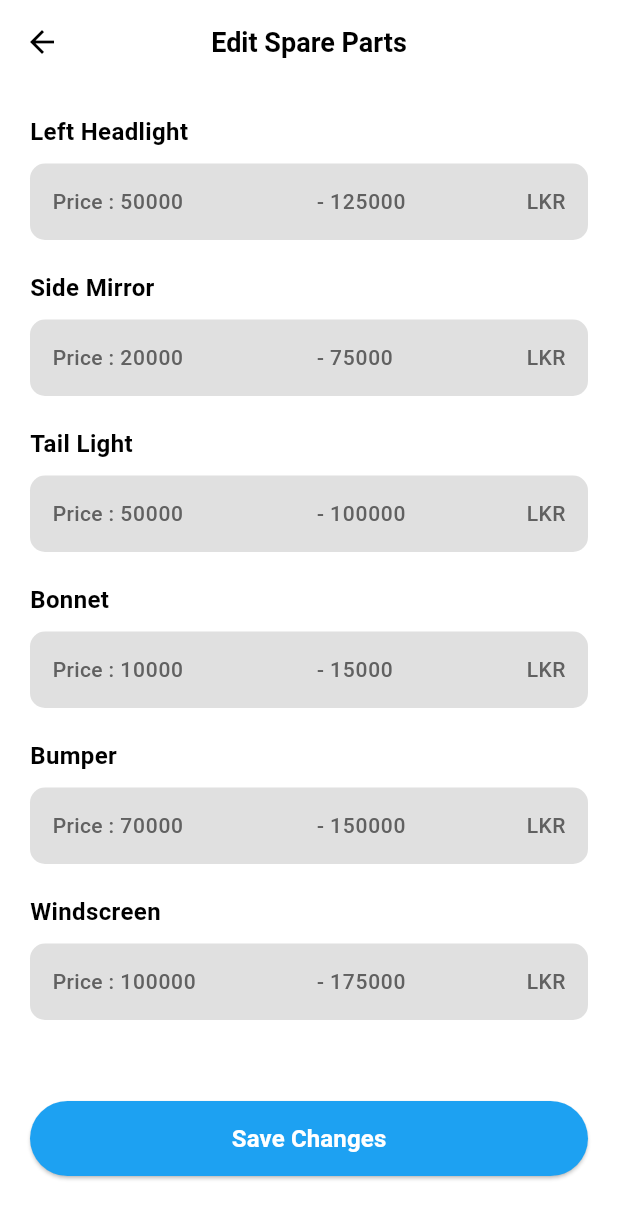
After one commit to Kanesha25/AMS, a Flutter app: the screen it shows once a user with an empty profile is signed in, item 2 of the bottom bar chosen, scrolled down 122 dp, after a tap on "Edit Spare Parts", on a phone screen of 412 x 824 dp. The commit adds this screen. Shown: the top 1219 px of the screen. Run offline on Flutter 3.47's test engine with Material 3 defaults, Android fonts, the light colour scheme and no system bars; our stand-ins replace cloud_firestore, firebase_auth, firebase_core; accounts and stored records are empty.

Commit message:
add new screen as a spare parts

```diff
--- /dev/null
+++ b/lib/models/spare_part_model.dart
@@ -0,0 +1,23 @@
+class SparePart {
+  String name;
+  int minPrice;
+  int maxPrice;
+
+  SparePart({
+    required this.name,
+    required this.minPrice,
+    required this.maxPrice,
+  });
+
+  SparePart copyWith({
+    String? name,
+    int? minPrice,
+    int? maxPrice,
+  }) {
+    return SparePart(
+      name: name ?? this.name,
+      minPrice: minPrice ?? this.minPrice,
+      maxPrice: maxPrice ?? this.maxPrice,
+    );
+  }
+}
--- a/lib/screens/home/home_screen.dart
+++ b/lib/screens/home/home_screen.dart
@@ -1,6 +1,7 @@
 import 'package:flutter/material.dart';
 import 'package:firebase_auth/firebase_auth.dart';
 import 'package:cloud_firestore/cloud_firestore.dart';
+import 'package:my_app/screens/home/spare_parts.dart';
 import '../../services/auth_service.dart';
 import '../../services/database_service.dart';
 import '../../models/accident_model.dart';
@@ -276,9 +277,16 @@ class _HomeScreenState extends State<HomeScreen> {
       bottomNavigationBar: BottomNavigationBar(
         currentIndex: _selectedIndex,
         onTap: (index) {
-          setState(() {
-            _selectedIndex = index;
-          });
+          if (index == 1) { // Spare Parts tab
+            Navigator.push(
+              context,
+              MaterialPageRoute(builder: (context) => SparePartsScreen()),
+            );
+          } else {
+            setState(() {
+              _selectedIndex = index;
+            });
+          }
         },
         items: [
           BottomNavigationBarItem(
--- /dev/null
+++ b/lib/screens/home/spare_parts.dart
@@ -0,0 +1,221 @@
+import 'package:flutter/material.dart';
+import '../../models/spare_part_model.dart';
+import 'spare_parts_edit.dart';
+
+
+class SparePartsScreen extends StatefulWidget {
+  @override
+  _SparePartsScreenState createState() => _SparePartsScreenState();
+}
+
+class _SparePartsScreenState extends State<SparePartsScreen> {
+  final TextEditingController _searchController = TextEditingController();
+  List<SparePart> _allSpareParts = [];
+  List<SparePart> _filteredSpareParts = [];
+
+  @override
+  void initState() {
+    super.initState();
+    _initializeSpareParts();
+    _filteredSpareParts = _allSpareParts;
+  }
+
+  void _initializeSpareParts() {
+    _allSpareParts = [
+      SparePart(
+        name: 'Left Headlight',
+        minPrice: 50000,
+        maxPrice: 125000,
+      ),
+      SparePart(
+        name: 'Side Mirror',
+        minPrice: 20000,
+        maxPrice: 75000,
+      ),
+      SparePart(
+        name: 'Tail Light',
+        minPrice: 50000,
+        maxPrice: 100000,
+      ),
+      SparePart(
+        name: 'Bonnet',
+        minPrice: 10000,
+        maxPrice: 15000,
+      ),
+      SparePart(
+        name: 'Bumper',
+        minPrice: 70000,
+        maxPrice: 150000,
+      ),
+      SparePart(
+        name: 'Windscreen',
+        minPrice: 100000,
+        maxPrice: 175000,
+      ),
+    ];
+  }
+
+  void _filterSpareParts(String query) {
+    setState(() {
+      if (query.isEmpty) {
+        _filteredSpareParts = _allSpareParts;
+      } else {
+        _filteredSpareParts = _allSpareParts
+            .where((part) =>
+            part.name.toLowerCase().contains(query.toLowerCase()))
+            .toList();
+      }
+    });
+  }
+
+  @override
+  Widget build(BuildContext context) {
+    return Scaffold(
+      backgroundColor: Colors.white,
+      appBar: AppBar(
+        backgroundColor: Colors.white,
+        elevation: 0,
+        leading: IconButton(
+          icon: Icon(Icons.arrow_back, color: Colors.black),
+          onPressed: () => Navigator.pop(context),
+        ),
+        title: Text(
+          'Spare Parts',
+          style: TextStyle(
+            color: Colors.black,
+            fontSize: 18,
+            fontWeight: FontWeight.w600,
+          ),
+        ),
+        centerTitle: true,
+      ),
+      body: Padding(
+        padding: EdgeInsets.all(20),
+        child: Column(
+          children: [
+            // Search Bar
+            Container(
+              decoration: BoxDecoration(
+                color: Colors.grey[300],
+                borderRadius: BorderRadius.circular(25),
+              ),
+              child: TextField(
+                controller: _searchController,
+                onChanged: _filterSpareParts,
+                decoration: InputDecoration(
+                  hintText: 'Start typing here',
+                  hintStyle: TextStyle(
+                    color: Colors.grey[600],
+                    fontSize: 16,
+                  ),
+                  prefixIcon: Icon(
+                    Icons.search,
+                    color: Colors.grey[600],
+                  ),
+                  border: InputBorder.none,
+                  contentPadding: EdgeInsets.symmetric(
+                    horizontal: 20,
+                    vertical: 15,
+                  ),
+                ),
+              ),
+            ),
+            SizedBox(height: 30),
+
+            // Spare Parts List
+            Expanded(
+              child: ListView.builder(
+                itemCount: _filteredSpareParts.length,
+                itemBuilder: (context, index) {
+                  final sparePart = _filteredSpareParts[index];
+                  return _buildSparePartCard(sparePart);
+                },
+              ),
+            ),
+
+            // Edit Spare Parts Button
+            Container(
+              width: double.infinity,
+              height: 50,
+              child: ElevatedButton(
+                onPressed: () {
+                  Navigator.push(
+                    context,
+                    MaterialPageRoute(
+                      builder: (context) => EditSparePartsScreen(
+                        spareParts: _allSpareParts,
+                        onSave: (updatedParts) {
+                          setState(() {
+                            _allSpareParts = updatedParts;
+                            _filterSpareParts(_searchController.text);
+                          });
+                        },
+                      ),
+                    ),
+                  );
+                },
+                child: Text(
+                  'Edit Spare Parts',
+                  style: TextStyle(
+                    fontSize: 16,
+                    fontWeight: FontWeight.w600,
+                    color: Colors.white,
+                  ),
+                ),
+                style: ElevatedButton.styleFrom(
+                  backgroundColor: Color(0xFF1DA1F2),
+                  shape: RoundedRectangleBorder(
+                    borderRadius: BorderRadius.circular(25),
+                  ),
+                ),
+              ),
+            ),
+            SizedBox(height: 20),
+          ],
+        ),
+      ),
+    );
+  }
+
+  Widget _buildSparePartCard(SparePart sparePart) {
+    return Container(
+      margin: EdgeInsets.only(bottom: 15),
+      padding: EdgeInsets.all(20),
+      decoration: BoxDecoration(
+        color: Colors.grey[300],
+        borderRadius: BorderRadius.circular(15),
+      ),
+      child: Column(
+        crossAxisAlignment: CrossAxisAlignment.start,
+        children: [
+          Text(
+            sparePart.name,
+            style: TextStyle(
+              fontSize: 16,
+              fontWeight: FontWeight.w600,
+              color: Colors.black,
+            ),
+          ),
+          SizedBox(height: 8),
+          Container(
+            height: 2,
+            color: Colors.black,
+          ),
+          SizedBox(height: 8),
+          Text(
+            'Price : ${_formatPrice(sparePart.minPrice)} - ${_formatPrice(sparePart.maxPrice)} LKR',
+            style: TextStyle(
+              fontSize: 14,
+              color: Colors.grey[700],
+            ),
+          ),
+        ],
+      ),
+    );
+  }
+
+  String _formatPrice(int price) {
+    return price.toString().replaceAllMapped(
+        RegExp(r'(\d{1,3})(?=(\d{3})+(?!\d))'), (Match m) => '${m[1]},');
+  }
+}
--- /dev/null
+++ b/lib/screens/home/spare_parts_edit.dart
@@ -0,0 +1,270 @@
+import 'package:flutter/material.dart';
+import 'package:flutter/services.dart';
+import '../../models/spare_part_model.dart';
+
+class EditSparePartsScreen extends StatefulWidget {
+  final List<SparePart> spareParts;
+  final Function(List<SparePart>) onSave;
+
+  const EditSparePartsScreen({
+    Key? key,
+    required this.spareParts,
+    required this.onSave,
+  }) : super(key: key);
+
+  @override
+  _EditSparePartsScreenState createState() => _EditSparePartsScreenState();
+}
+
+class _EditSparePartsScreenState extends State<EditSparePartsScreen> {
+  late List<SparePart> _editableSpareParts;
+  List<TextEditingController> _minPriceControllers = [];
+  List<TextEditingController> _maxPriceControllers = [];
+
+  @override
+  void initState() {
+    super.initState();
+    _editableSpareParts = widget.spareParts
+        .map((part) => SparePart(
+      name: part.name,
+      minPrice: part.minPrice,
+      maxPrice: part.maxPrice,
+    ))
+        .toList();
+
+    // Initialize controllers with current values
+    for (int i = 0; i < _editableSpareParts.length; i++) {
+      _minPriceControllers.add(
+        TextEditingController(text: _editableSpareParts[i].minPrice.toString()),
+      );
+      _maxPriceControllers.add(
+        TextEditingController(text: _editableSpareParts[i].maxPrice.toString()),
+      );
+    }
+  }
+
+  @override
+  void dispose() {
+    for (var controller in _minPriceControllers) {
+      controller.dispose();
+    }
+    for (var controller in _maxPriceControllers) {
+      controller.dispose();
+    }
+    super.dispose();
+  }
+
+  void _saveChanges() {
+    // Update the spare parts with new prices
+    for (int i = 0; i < _editableSpareParts.length; i++) {
+      final minPrice = int.tryParse(_minPriceControllers[i].text) ?? _editableSpareParts[i].minPrice;
+      final maxPrice = int.tryParse(_maxPriceControllers[i].text) ?? _editableSpareParts[i].maxPrice;
+
+      _editableSpareParts[i] = _editableSpareParts[i].copyWith(
+        minPrice: minPrice,
+        maxPrice: maxPrice,
+      );
+    }
+
+    // Call the callback to update the parent
+    widget.onSave(_editableSpareParts);
+
+    // Show success message
+    ScaffoldMessenger.of(context).showSnackBar(
+      SnackBar(
+        content: Row(
+          children: [
+            Icon(Icons.check_circle, color: Colors.white),
+            SizedBox(width: 10),
+            Text('Spare parts updated successfully!'),
+          ],
+        ),
+        backgroundColor: Colors.green,
+        behavior: SnackBarBehavior.floating,
+        shape: RoundedRectangleBorder(
+          borderRadius: BorderRadius.circular(8),
+        ),
+      ),
+    );
+
+    // Go back to previous screen
+    Navigator.pop(context);
+  }
+
+  @override
+  Widget build(BuildContext context) {
+    return Scaffold(
+      backgroundColor: Colors.white,
+      appBar: AppBar(
+        backgroundColor: Colors.white,
+        elevation: 0,
+        leading: IconButton(
+          icon: Icon(Icons.arrow_back, color: Colors.black),
+          onPressed: () => Navigator.pop(context),
+        ),
+        title: Text(
+          'Edit Spare Parts',
+          style: TextStyle(
+            color: Colors.black,
+            fontSize: 18,
+            fontWeight: FontWeight.w600,
+          ),
+        ),
+        centerTitle: true,
+      ),
+      body: Padding(
+        padding: EdgeInsets.all(20),
+        child: Column(
+          children: [
+            // Editable Spare Parts List
+            Expanded(
+              child: ListView.builder(
+                itemCount: _editableSpareParts.length,
+                itemBuilder: (context, index) {
+                  final sparePart = _editableSpareParts[index];
+                  return _buildEditableSparePartCard(sparePart, index);
+                },
+              ),
+            ),
+
+            // Save Changes Button
+            Container(
+              width: double.infinity,
+              height: 50,
+              child: ElevatedButton(
+                onPressed: _saveChanges,
+                child: Text(
+                  'Save Changes',
+                  style: TextStyle(
+                    fontSize: 16,
+                    fontWeight: FontWeight.w600,
+                    color: Colors.white,
+                  ),
+                ),
+                style: ElevatedButton.styleFrom(
+                  backgroundColor: Color(0xFF1DA1F2),
+                  shape: RoundedRectangleBorder(
+                    borderRadius: BorderRadius.circular(25),
+                  ),
+                ),
+              ),
+            ),
+            SizedBox(height: 20),
+          ],
+        ),
+      ),
+    );
+  }
+
+  Widget _buildEditableSparePartCard(SparePart sparePart, int index) {
+    return Container(
+      margin: EdgeInsets.only(bottom: 20),
+      child: Column(
+        crossAxisAlignment: CrossAxisAlignment.start,
+        children: [
+          // Spare Part Name
+          Text(
+            sparePart.name,
+            style: TextStyle(
+              fontSize: 16,
+              fontWeight: FontWeight.w600,
+              color: Colors.black,
+            ),
+          ),
+          SizedBox(height: 10),
+
+          // Price Range Input
+          Container(
+            padding: EdgeInsets.all(15),
+            decoration: BoxDecoration(
+              color: Colors.grey[300],
+              borderRadius: BorderRadius.circular(10),
+            ),
+            child: Row(
+              children: [
+                Text(
+                  'Price : ',
+                  style: TextStyle(
+                    fontSize: 14,
+                    color: Colors.grey[700],
+                    fontWeight: FontWeight.w500,
+                  ),
+                ),
+                // Min Price Input
+                Expanded(
+                  child: TextField(
+                    controller: _minPriceControllers[index],
+                    keyboardType: TextInputType.number,
+                    inputFormatters: [FilteringTextInputFormatter.digitsOnly],
+                    style: TextStyle(
+                      fontSize: 14,
+                      color: Colors.grey[700],
+                      fontWeight: FontWeight.w500,
+                    ),
+                    decoration: InputDecoration(
+                      border: InputBorder.none,
+                      contentPadding: EdgeInsets.zero,
+                      isDense: true,
+                    ),
+                    onChanged: (value) {
+                      // Update the model in real-time if needed
+                      final newMinPrice = int.tryParse(value);
+                      if (newMinPrice != null) {
+                        _editableSpareParts[index] = _editableSpareParts[index].copyWith(
+                          minPrice: newMinPrice,
+                        );
+                      }
+                    },
+                  ),
+                ),
+                Text(
+                  ' - ',
+                  style: TextStyle(
+                    fontSize: 14,
+                    color: Colors.grey[700],
+                    fontWeight: FontWeight.w500,
+                  ),
+                ),
+                // Max Price Input
+                Expanded(
+                  child: TextField(
+                    controller: _maxPriceControllers[index],
+                    keyboardType: TextInputType.number,
+                    inputFormatters: [FilteringTextInputFormatter.digitsOnly],
+                    style: TextStyle(
+                      fontSize: 14,
+                      color: Colors.grey[700],
+                      fontWeight: FontWeight.w500,
+                    ),
+                    decoration: InputDecoration(
+                      border: InputBorder.none,
+                      contentPadding: EdgeInsets.zero,
+                      isDense: true,
+                    ),
+                    onChanged: (value) {
+                      // Update the model in real-time if needed
+                      final newMaxPrice = int.tryParse(value);
+                      if (newMaxPrice != null) {
+                        _editableSpareParts[index] = _editableSpareParts[index].copyWith(
+                          maxPrice: newMaxPrice,
+                        );
+                      }
+                    },
+                  ),
+                ),
+                Text(
+                  ' LKR',
+                  style: TextStyle(
+                    fontSize: 14,
+                    color: Colors.grey[700],
+                    fontWeight: FontWeight.w500,
+                  ),
+                ),
+              ],
+            ),
+          ),
+        ],
+      ),
+    );
+  }
+}
```
